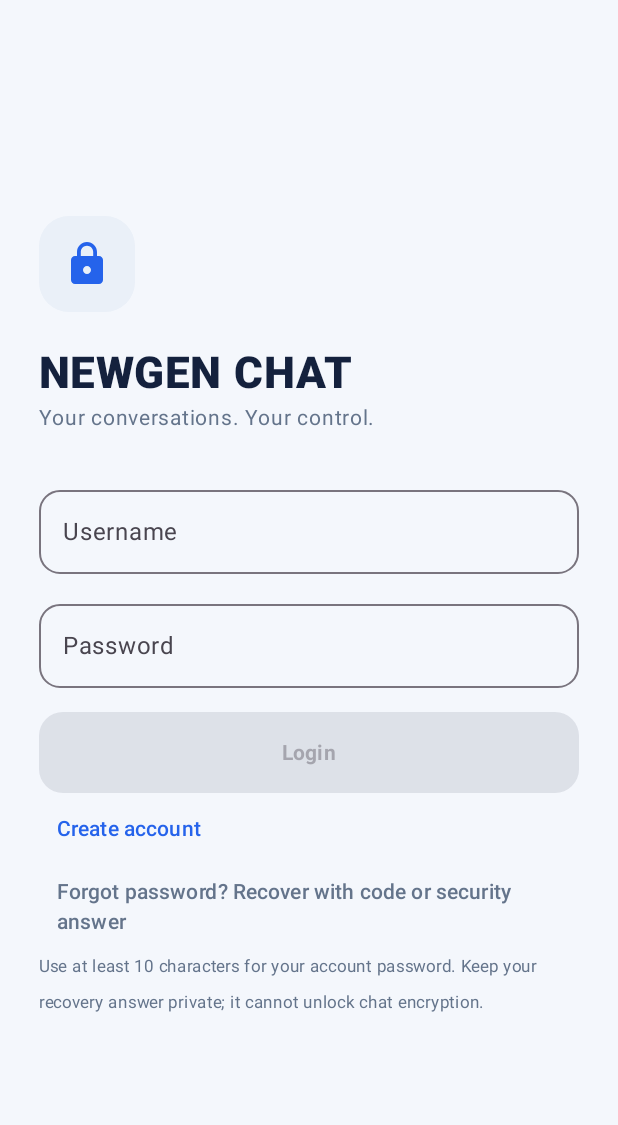
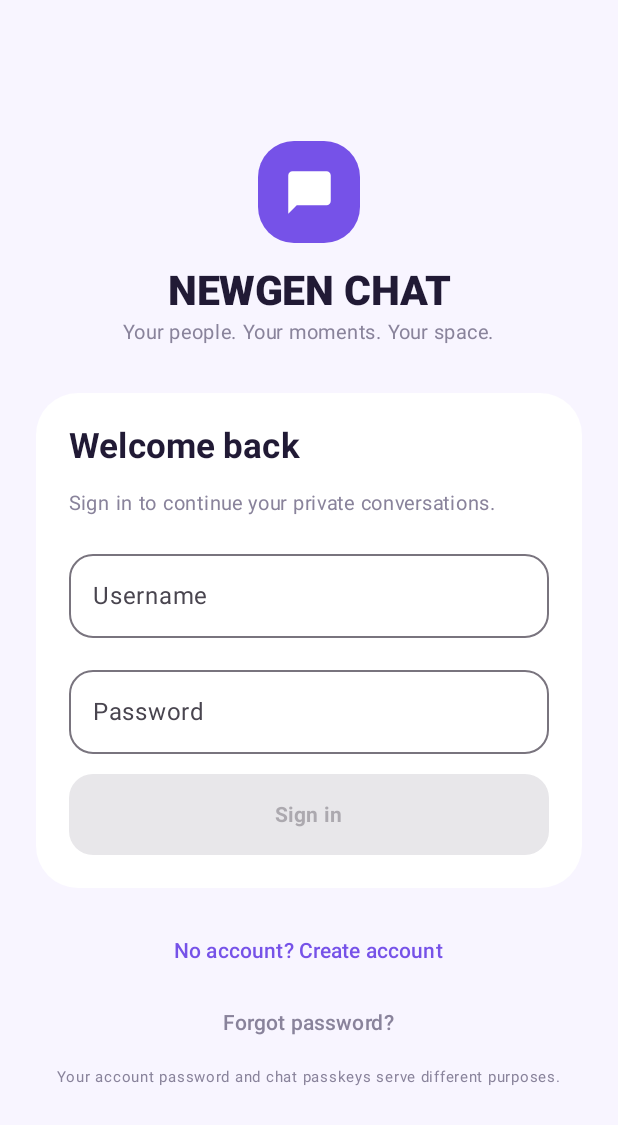
Before and after one commit to princetyagi1424/NEWGEN-CHAT, an Android app built with Jetpack Compose: the screen it shows after launch (MainActivity), on a phone screen of 412 x 824 dp. Shown: the top 1125 px of the screen. Run offline under Robolectric (Android 15) with nearby library versions, the phone set to English and light mode, and no system bars; pictures from the network do not load.

Commit message:
Redesign Android authentication and home header with social messaging UI

```diff
--- a/app/src/main/java/com/newgenchat/app/MainActivity.kt
+++ b/app/src/main/java/com/newgenchat/app/MainActivity.kt
@@ -68,13 +68,13 @@ import com.newgenchat.app.security.SessionStore
 import java.text.DateFormat
 import java.util.Date
 
-private val Ink = Color(0xFFF4F7FC)
+private val Ink = Color(0xFFF8F6FC)
 private val Panel = Color(0xFFFFFFFF)
-private val Panel2 = Color(0xFFEAF0F8)
-private val Mint = Color(0xFF2563EB)
-private val Muted = Color(0xFF64748B)
-private val White = Color(0xFF14213D)
-private val Danger = Color(0xFFDC2626)
+private val Panel2 = Color(0xFFF1ECFA)
+private val Mint = Color(0xFF7652E8)
+private val Muted = Color(0xFF89839B)
+private val White = Color(0xFF211A35)
+private val Danger = Color(0xFFDC4268)
 
 class MainActivity : ComponentActivity() {
     override fun onCreate(savedInstanceState: Bundle?) {
@@ -196,41 +196,52 @@ private fun WelcomeScreen(onAuthenticated: (AuthSession) -> Unit) {
     var info by remember { mutableStateOf<String?>(null) }
     val scope = rememberCoroutineScope()
 
+    Box(
+        Modifier.fillMaxSize().background(Color(0xFFF8F5FF)).imePadding(),
+        contentAlignment = Alignment.Center
+    ) {
         Column(
-        Modifier.fillMaxSize().padding(horizontal = 26.dp).imePadding(),
-        verticalArrangement = Arrangement.Center,
-        horizontalAlignment = Alignment.Start
+            Modifier.fillMaxWidth().verticalScroll(rememberScrollState()).padding(horizontal = 24.dp, vertical = 28.dp),
+            horizontalAlignment = Alignment.CenterHorizontally
         ) {
-        Box(Modifier.size(64.dp).clip(RoundedCornerShape(20.dp)).background(Panel2), contentAlignment = Alignment.Center) {
-            Icon(Icons.Default.Lock, null, tint = Mint, modifier = Modifier.size(32.dp))
+            Box(Modifier.size(68.dp).clip(RoundedCornerShape(24.dp)).background(Mint), contentAlignment = Alignment.Center) {
+                Icon(Icons.Default.ChatBubble, null, tint = Color.White, modifier = Modifier.size(34.dp))
             }
-        Spacer(Modifier.height(24.dp))
-        Text("NEWGEN CHAT", color = White, fontSize = 29.sp, fontWeight = FontWeight.ExtraBold, letterSpacing = 1.sp)
-        Text("Your conversations. Your control.", color = Muted, fontSize = 14.sp)
+            Spacer(Modifier.height(16.dp))
+            Text("NEWGEN CHAT", color = White, fontSize = 27.sp, fontWeight = FontWeight.ExtraBold, letterSpacing = .4.sp)
+            Text("Your people. Your moments. Your space.", color = Muted, fontSize = 13.sp)
             Spacer(Modifier.height(28.dp))
-        OutlinedTextField(value = username, onValueChange = { username = it.trim() }, modifier = Modifier.fillMaxWidth(), label = { Text("Username") }, placeholder = { Text("your_unique_username") }, singleLine = true, shape = RoundedCornerShape(14.dp))
-        Spacer(Modifier.height(12.dp))
-
+            Column(
+                Modifier.fillMaxWidth().clip(RoundedCornerShape(28.dp)).background(Panel).padding(22.dp),
+                verticalArrangement = Arrangement.spacedBy(13.dp)
+            ) {
+                Text(
+                    when { recoverMode -> "Recover your account"; isRegister -> "Create your account"; else -> "Welcome back" },
+                    color = White, fontSize = 23.sp, fontWeight = FontWeight.Bold
+                )
+                Text("Sign in to continue your private conversations.", color = Muted, fontSize = 13.sp)
+                OutlinedTextField(
+                    value = username, onValueChange = { username = it.trim() },
+                    modifier = Modifier.fillMaxWidth(), label = { Text("Username") },
+                    placeholder = { Text("your_username") }, singleLine = true,
+                    shape = RoundedCornerShape(16.dp)
+                )
                 if (recoverMode) {
-            Text("Recover with your saved recovery code OR your security answer.", color = Muted, fontSize = 12.sp)
-            OutlinedTextField(value = recoveryCode, onValueChange = { recoveryCode = it.trim() }, modifier = Modifier.fillMaxWidth(), label = { Text("One-time recovery code (optional)") }, singleLine = true)
+                    Text("Use your recovery code OR your security answer.", color = Muted, fontSize = 12.sp)
+                    OutlinedTextField(value = recoveryCode, onValueChange = { recoveryCode = it.trim() }, modifier = Modifier.fillMaxWidth(), label = { Text("One-time recovery code (optional)") }, singleLine = true, shape = RoundedCornerShape(16.dp))
                     Text("OR · What was the name of your first school?", color = White, fontSize = 12.sp, fontWeight = FontWeight.SemiBold)
-            OutlinedTextField(value = securityAnswer, onValueChange = { securityAnswer = it }, modifier = Modifier.fillMaxWidth(), label = { Text("Security answer (optional)") }, singleLine = true)
-            Spacer(Modifier.height(12.dp))
-            OutlinedTextField(value = newPassword, onValueChange = { newPassword = it }, modifier = Modifier.fillMaxWidth(), label = { Text("New password") }, visualTransformation = PasswordVisualTransformation(), singleLine = true)
+                    OutlinedTextField(value = securityAnswer, onValueChange = { securityAnswer = it }, modifier = Modifier.fillMaxWidth(), label = { Text("Security answer (optional)") }, singleLine = true, shape = RoundedCornerShape(16.dp))
+                    OutlinedTextField(value = newPassword, onValueChange = { newPassword = it }, modifier = Modifier.fillMaxWidth(), label = { Text("New password") }, visualTransformation = PasswordVisualTransformation(), singleLine = true, shape = RoundedCornerShape(16.dp))
                 } else {
-            OutlinedTextField(value = password, onValueChange = { password = it }, modifier = Modifier.fillMaxWidth(), label = { Text("Password") }, visualTransformation = PasswordVisualTransformation(), singleLine = true, shape = RoundedCornerShape(14.dp))
+                    OutlinedTextField(value = password, onValueChange = { password = it }, modifier = Modifier.fillMaxWidth(), label = { Text("Password") }, visualTransformation = PasswordVisualTransformation(), singleLine = true, shape = RoundedCornerShape(16.dp))
                     if (isRegister) {
-                Spacer(Modifier.height(10.dp))
                         Text("Account recovery question", color = Muted, fontSize = 12.sp)
                         Text("What was the name of your first school?", color = White, fontWeight = FontWeight.SemiBold, fontSize = 13.sp)
-                OutlinedTextField(value = securityAnswer, onValueChange = { securityAnswer = it }, modifier = Modifier.fillMaxWidth(), label = { Text("Your answer (case-insensitive)") }, singleLine = true, shape = RoundedCornerShape(14.dp))
+                        OutlinedTextField(value = securityAnswer, onValueChange = { securityAnswer = it }, modifier = Modifier.fillMaxWidth(), label = { Text("Your answer") }, singleLine = true, shape = RoundedCornerShape(16.dp))
                     }
                 }
-        Spacer(Modifier.height(16.dp))
-        error?.let { Text(it, color = Danger, fontSize = 12.sp); Spacer(Modifier.height(8.dp)) }
-        info?.let { Text(it, color = Mint, fontSize = 12.sp); Spacer(Modifier.height(8.dp)) }
-
+                error?.let { Text(it, color = Danger, fontSize = 12.sp) }
+                info?.let { Text(it, color = Color(0xFF15966B), fontSize = 12.sp) }
                 Button(
                     onClick = {
                         busy = true; error = null; info = null
@@ -239,16 +250,12 @@ private fun WelcomeScreen(onAuthenticated: (AuthSession) -> Unit) {
                                 when {
                                     recoverMode -> {
                                         if (recoveryCode.isNotBlank()) NewgenApi.recoverPassword(username, recoveryCode, newPassword) else NewgenApi.recoverPasswordWithSecurityAnswer(username, securityAnswer, newPassword)
-                                recoverMode = false
-                                password = ""
-                                recoveryCode = ""
-                                securityAnswer = ""
-                                newPassword = ""
-                                info = "Password reset complete. Sign in with your new password. Your old sessions are revoked."
+                                        recoverMode = false; password = ""; recoveryCode = ""; securityAnswer = ""; newPassword = ""
+                                        info = "Password reset complete. Sign in with your new password."
                                     }
                                     else -> {
-                                val session = if (isRegister) NewgenApi.register(username, password, securityAnswer) else NewgenApi.login(username, password)
-                                onAuthenticated(session)
+                                        val authenticated = if (isRegister) NewgenApi.register(username, password, securityAnswer) else NewgenApi.login(username, password)
+                                        onAuthenticated(authenticated)
                                     }
                                 }
                             } catch (e: Exception) {
@@ -258,22 +265,21 @@ private fun WelcomeScreen(onAuthenticated: (AuthSession) -> Unit) {
                     },
                     modifier = Modifier.fillMaxWidth().height(54.dp),
                     enabled = !busy && username.length >= 3 && if (recoverMode) ((recoveryCode.length >= 20 || securityAnswer.length >= 2) && newPassword.length >= 10) else password.length >= 10 && (!isRegister || securityAnswer.trim().length >= 2),
-            shape = RoundedCornerShape(16.dp)
+                    shape = RoundedCornerShape(16.dp),
+                    colors = ButtonDefaults.buttonColors(containerColor = Mint)
                 ) {
-            Text(
-                when { busy -> "Please wait…"; recoverMode -> "Reset password"; isRegister -> "Create account"; else -> "Login" },
-                fontWeight = FontWeight.Bold
-            )
-        }
-        if (!recoverMode) {
-            TextButton(onClick = { isRegister = !isRegister; error = null; info = null }) {
-                Text(if (isRegister) "Already registered? Login" else "Create account", color = Mint)
+                    Text(when { busy -> "Please wait…"; recoverMode -> "Reset password"; isRegister -> "Create account"; else -> "Sign in" }, fontWeight = FontWeight.Bold)
                 }
             }
+            Spacer(Modifier.height(18.dp))
+            TextButton(onClick = { isRegister = !isRegister; recoverMode = false; error = null; info = null }) {
+                Text(if (isRegister) "Already have an account? Sign in" else "No account? Create account", color = Mint, fontWeight = FontWeight.SemiBold)
+            }
             TextButton(onClick = { recoverMode = !recoverMode; error = null; info = null }) {
-            Text(if (recoverMode) "Back to login" else "Forgot password? Recover with code or security answer", color = Muted)
+                Text(if (recoverMode) "Back to sign in" else "Forgot password?", color = Muted)
             }
-        Text("Use at least 10 characters for your account password. Keep your recovery answer private; it cannot unlock chat encryption.", color = Muted, fontSize = 11.sp)
+            Text("Your account password and chat passkeys serve different purposes.", color = Muted, fontSize = 10.sp)
+        }
     }
 }
 
@@ -317,11 +323,18 @@ private fun MainHome(
         busy = false
     }
 
-    Column(Modifier.fillMaxSize()) {
-        Row(Modifier.fillMaxWidth().padding(horizontal = 20.dp, vertical = 16.dp), verticalAlignment = Alignment.CenterVertically) {
+    Column(Modifier.fillMaxSize().background(Color(0xFFFCFAFF))) {
+        Row(
+            Modifier.fillMaxWidth().background(Panel).padding(horizontal = 20.dp, vertical = 17.dp),
+            verticalAlignment = Alignment.CenterVertically
+        ) {
+            Box(Modifier.size(42.dp).clip(RoundedCornerShape(15.dp)).background(Mint), contentAlignment = Alignment.Center) {
+                Icon(Icons.Default.ChatBubble, null, tint = Color.White, modifier = Modifier.size(23.dp))
+            }
+            Spacer(Modifier.width(11.dp))
             Column(Modifier.weight(1f)) {
-                Text("NEWGEN CHAT", color = White, fontWeight = FontWeight.ExtraBold, fontSize = 21.sp, letterSpacing = .6.sp)
-                Text("@${session.username} · private session", color = Muted, fontSize = 11.sp)
+                Text("NEWGEN", color = White, fontWeight = FontWeight.ExtraBold, fontSize = 22.sp, letterSpacing = -.3.sp)
+                Text("@${session.username} · your private circle", color = Muted, fontSize = 11.sp)
             }
             IconButton(onClick = onRefresh) { Icon(Icons.Default.Refresh, "Refresh", tint = Muted) }
             IconButton(onClick = logoutAction) { Text("↪", color = Muted, fontSize = 22.sp) }
```
Lines whose indentation alone changed are shown as unchanged.
